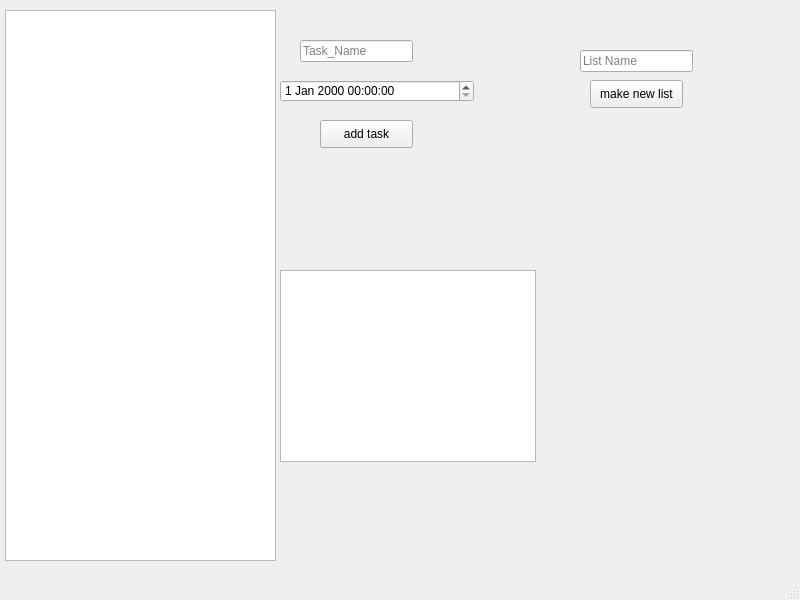
First picture: the form in professor_panel.ui, repository KianaFakhrian/TODOLIST, before the edit.
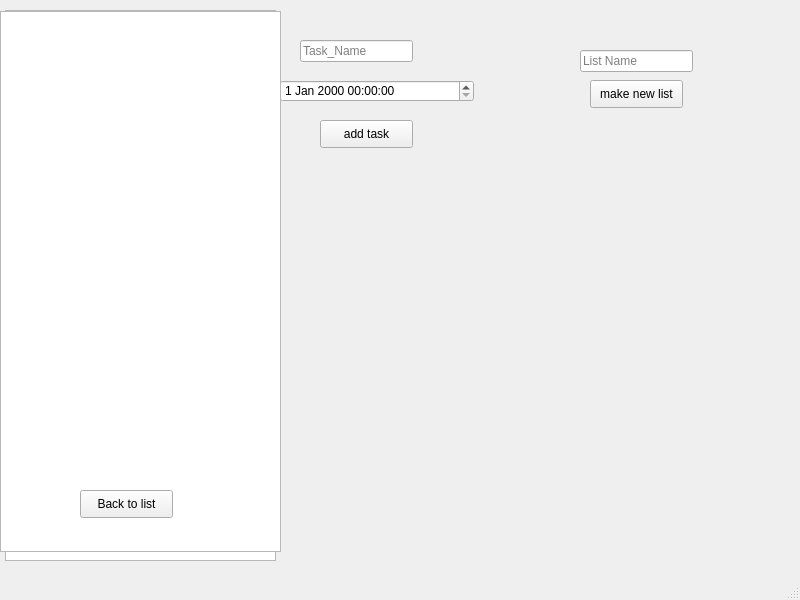
Second picture: the form after the edit.

Commit message: listwidgets moved and back push button added

```diff
--- a/professor_panel.ui
+++ b/professor_panel.ui
@@ -89,13 +89,26 @@
    <widget class="QListWidget" name="listWidgetTask">
     <property name="geometry">
      <rect>
-      <x>280</x>
-      <y>270</y>
-      <width>256</width>
-      <height>192</height>
+      <x>0</x>
+      <y>11</y>
+      <width>281</width>
+      <height>541</height>
      </rect>
     </property>
    </widget>
+   <widget class="QPushButton" name="pushButton_Back_toList">
+    <property name="geometry">
+     <rect>
+      <x>80</x>
+      <y>490</y>
+      <width>93</width>
+      <height>28</height>
+     </rect>
+    </property>
+    <property name="text">
+     <string>Back to list</string>
+    </property>
+   </widget>
   </widget>
   <widget class="QMenuBar" name="menubar">
    <property name="geometry">
```
